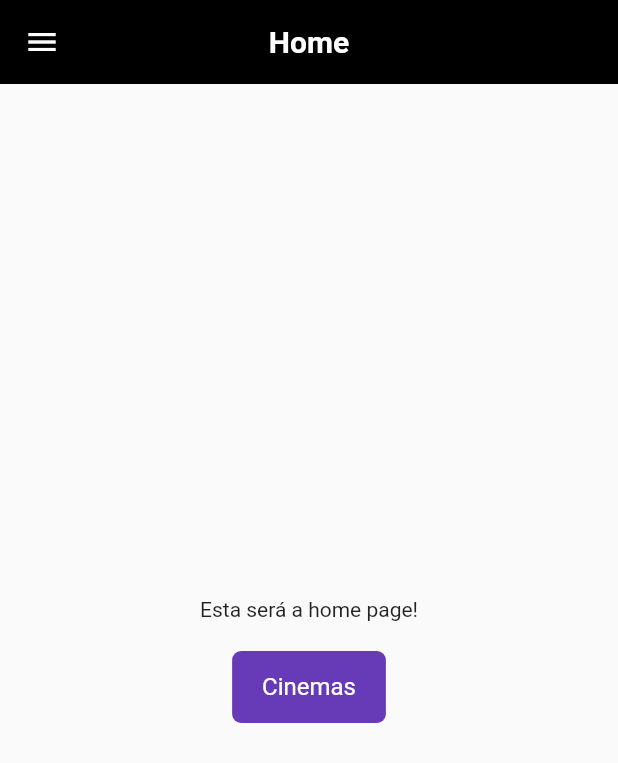
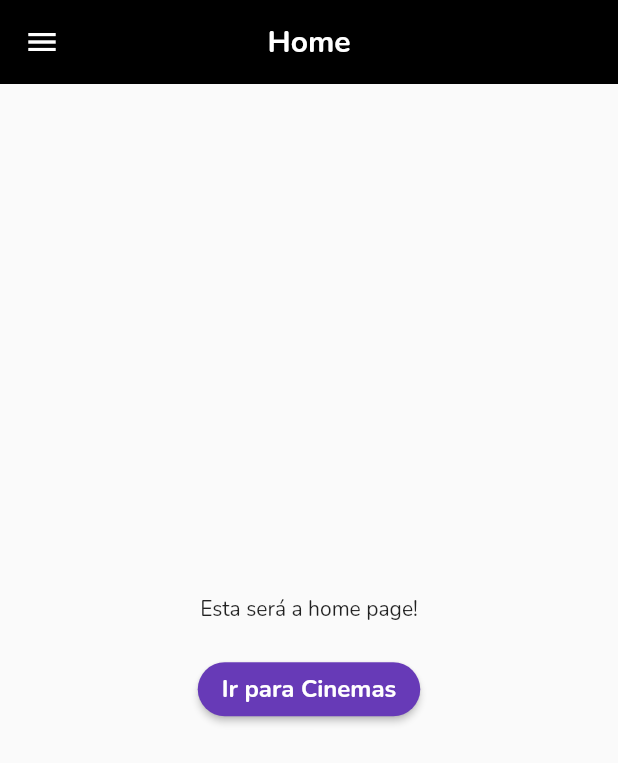
Before and after one commit to emerson-roots/cine_app_flutter, a Flutter app: the screen it shows after launch, on a phone screen of 412 x 824 dp. Shown: the top 763 px of the screen. Run offline on Flutter 3.47's test engine with Material 2 defaults, Android fonts, the phone set to English and light mode, and no system bars; our stand-ins replace google_fonts.

Commit message:
Alterando fonte padrao e refatorando modelo widget de botao padrao

```diff
--- a/lib/helper/propriedades_globais.dart
+++ b/lib/helper/propriedades_globais.dart
@@ -1,4 +1,5 @@
 import 'package:flutter/material.dart';
+import 'package:google_fonts/google_fonts.dart';
 
 // cores
 const Color navbarColor = Colors.black;
@@ -8,3 +9,12 @@ Color menuHamburgerHeaderColor = Colors.grey.shade900;
 // rotas root pages
 const String homeRootRoute = '/home';
 const String loginRootRoute = '/login';
+
+String? fonteNunito(BuildContext context) {
+  return GoogleFonts.nunito(
+    textStyle: Theme.of(context).textTheme.displayLarge,
+    fontSize: 48,
+    fontWeight: FontWeight.normal,
+    fontStyle: FontStyle.normal,
+  ).fontFamily;
+}
--- a/lib/main.dart
+++ b/lib/main.dart
@@ -1,7 +1,9 @@
 import 'package:cine_app/pages/home_page.dart';
 import 'package:cine_app/pages/login_page.dart';
 import 'package:cine_app/services/navigation_service.dart';
+import 'package:cine_app/widgets/widgets_globais.dart';
 import 'package:flutter/material.dart';
+import 'package:google_fonts/google_fonts.dart';
 
 import 'helper/propriedades_globais.dart';
 
@@ -17,18 +19,11 @@ class MyApp extends StatelessWidget {
   Widget build(BuildContext context) {
     return MaterialApp(
       title: appTitle,
-      /* theme: ThemeData(
-        fontFamily: GoogleFonts.nunito(
-          textStyle: Theme.of(context).textTheme.displayLarge,
-          fontSize: 48,
-          fontWeight: FontWeight.normal,
-          fontStyle: FontStyle.normal,
-        ).fontFamily,
-      ),*/
+      theme: ThemeData(fontFamily: fonteNunito(context)),
       home: const MyMenuHamburguerPage(title: appTitle),
       routes: <String, WidgetBuilder>{
         // Set routes for using the Navigator.
-        homeRootRoute: (BuildContext context) =>  const MyMenuHamburguerPage(title: appTitle),
+        homeRootRoute: (BuildContext context) => const MyMenuHamburguerPage(title: appTitle),
         loginRootRoute: (BuildContext context) => const LoginPage()
       },
     );
@@ -73,7 +68,7 @@ class _MyMenuHamburguerPageState extends State<MyMenuHamburguerPage> {
         // Important: Remove any padding from the ListView.
         padding: EdgeInsets.zero,
         children: [
-           DrawerHeader(
+          DrawerHeader(
             decoration: BoxDecoration(
               color: menuHamburgerHeaderColor,
             ),
@@ -83,14 +78,14 @@ class _MyMenuHamburguerPageState extends State<MyMenuHamburguerPage> {
             ),
           ),
           _itemMenu(context, "Home", const HomePage(), Icons.home),
-          _itemMenu(context, "Logout", null, Icons.login_outlined,true, loginRootRoute),
+          _itemMenu(context, "Logout", null, Icons.login_outlined, true, loginRootRoute),
         ],
       ),
     );
   }
 
   Widget _itemMenu(BuildContext context, String titulo, Widget? navigablePage, IconData icon,
-      [bool isRootPage = false,String? nomeRota]) {
+      [bool isRootPage = false, String? nomeRota]) {
     return ListTile(
       textColor: Colors.white,
       title: _buildButtonRow(Colors.white, icon, titulo),
--- a/lib/pages/cinemas_page.dart
+++ b/lib/pages/cinemas_page.dart
@@ -10,12 +10,7 @@ class CinemasPage extends StatelessWidget {
     return Scaffold(
       appBar: criarAppBar('Cinemas'),
       body: Center(
-        child: ElevatedButton(
-          onPressed: () {
-            Navigator.pop(context);
-          },
-          child: const Text('Go back!'),
-        ),
+        child: botaoCustom(context, 'VOLTAR', () => Navigator.pop(context), Colors.blue, Colors.white, true),
       ),
     );
   }
--- a/lib/pages/home_page.dart
+++ b/lib/pages/home_page.dart
@@ -18,8 +18,9 @@ class HomePage extends StatelessWidget {
               'Esta será a home page!',
             ),
             const SizedBox(height: 20.0),
-            botaoCorSolida(
-                'Cinemas', () => navigateToPage(context, const CinemasPage()), Colors.deepPurple, Colors.white)
+
+            botaoCustom(context,
+                'Ir para Cinemas', () => navigateToPage(context, const CinemasPage()), Colors.deepPurple, Colors.white,true)
           ],
         ),
       ),
--- a/lib/pages/login_page.dart
+++ b/lib/pages/login_page.dart
@@ -11,7 +11,8 @@ class LoginPage extends StatelessWidget {
   Widget build(BuildContext context) {
     return Scaffold(
       body: Center(
-        child: botaoCorSolida('Logar', () => setRootPage(context, homeRootRoute), Colors.black, Colors.white),
+        child:
+            botaoCustom(context, 'LOGAR', () => setRootPage(context, homeRootRoute), Colors.black, Colors.white, true),
       ),
     );
   }
--- a/lib/widgets/widgets_globais.dart
+++ b/lib/widgets/widgets_globais.dart
@@ -1,4 +1,5 @@
 import 'package:flutter/material.dart';
+import 'package:google_fonts/google_fonts.dart';
 
 import '../helper/propriedades_globais.dart';
 
@@ -15,28 +16,28 @@ AppBar criarAppBar(String titulo) {
   );
 }
 
-Widget botaoCorSolida(String tituloBotao, Function onPressedFunc, Color corBotao, Color corTextoBotao) {
-  return ClipRRect(
-    borderRadius: BorderRadius.circular(6),
-    child: Stack(
-      children: <Widget>[
-        Positioned.fill(
-          child: Container(
-            decoration: BoxDecoration(color: corBotao),
-          ),
-        ),
-        TextButton(
-          style: TextButton.styleFrom(
-            foregroundColor: corTextoBotao,
-            padding: const EdgeInsets.only(left: 20.0, right: 20.0),
-            textStyle: const TextStyle(fontSize: 16),
-          ),
-          onPressed: () {
-            onPressedFunc();
-          },
-          child: Text(tituloBotao),
-        ),
-      ],
+ElevatedButton botaoCustom(BuildContext context, String tituloBotao, Function onPressedFunc, Color corBotao,
+    Color corTextoBotao, bool isArredondado) {
+  final ButtonStyle style = ElevatedButton.styleFrom(
+    textStyle: TextStyle(
+      fontSize: 16,
+      fontFamily: fonteNunito(context),
+    ),
+    shape: isArredondado ? StadiumBorder() : null,
+    backgroundColor: corBotao,
+  );
+
+  return ElevatedButton(
+    style: style,
+    onPressed: () {
+      onPressedFunc();
+    },
+    child: Text(
+      tituloBotao,
+      style: TextStyle(
+        color: corTextoBotao,
+        fontWeight: FontWeight.bold,
+      ),
     ),
   );
 }
--- a/pubspec.yaml
+++ b/pubspec.yaml
@@ -36,6 +36,7 @@ dependencies:
   # The following adds the Cupertino Icons font to your application.
   # Use with the CupertinoIcons class for iOS style icons.
   cupertino_icons: ^1.0.2
+  google_fonts: ^4.0.3
 
 dev_dependencies:
   flutter_test:
```
Also changed, not shown: pubspec.lock, 1 other file.
